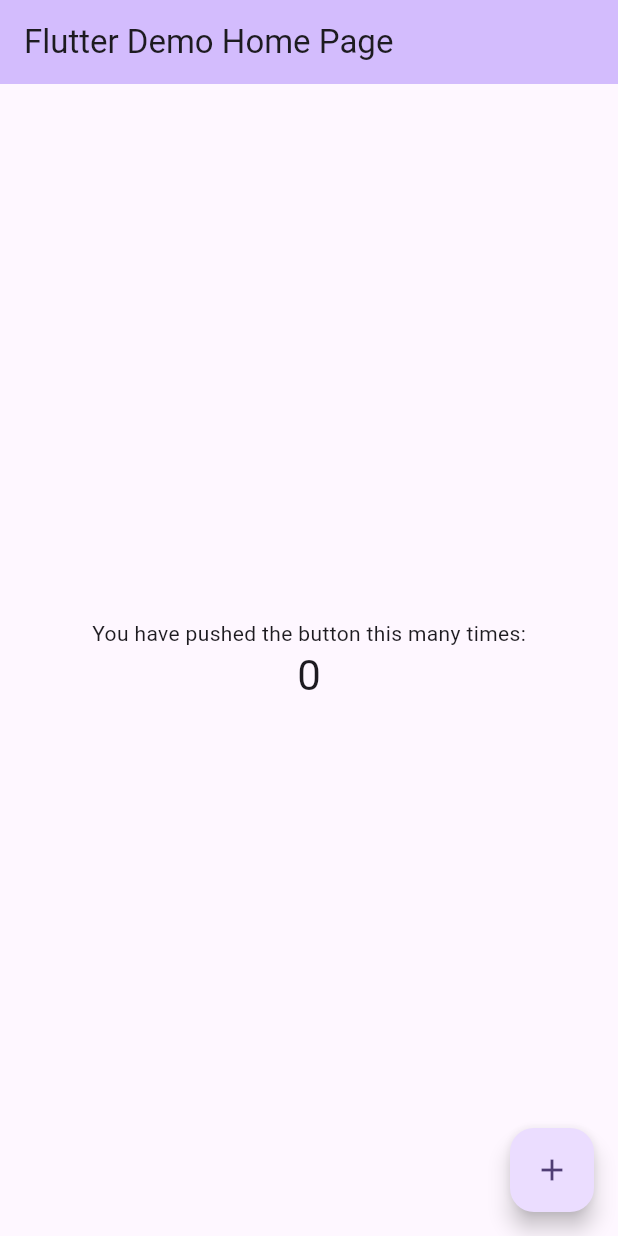
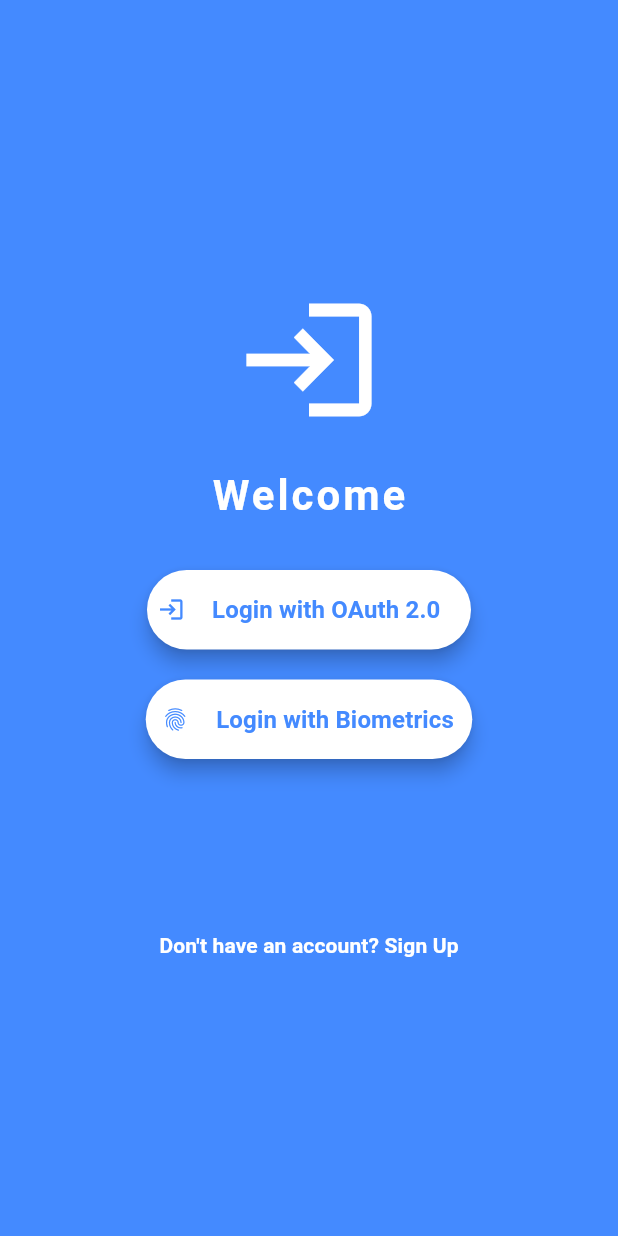
Before and after one commit to irshad800/LanaTask, a Flutter app: the screen it shows after launch, on a phone screen of 412 x 824 dp. Run offline on Flutter 3.47's test engine with Material 3 defaults, Android fonts, the phone set to English and light mode, and no system bars; our stand-ins replace email_validator, flutter_secure_storage, local_auth; missing offline and left inert: encrypt.

Commit message:
add SecureAuthentication (OAuth 2.0),SecureStorage of Sensitive Data.,SecureNetwork Communication,nput Validation and Sanitization,biometric,rbac,DataEncryption (at Rest and in Transit)

```diff
--- a/lib/auth/login_screen.dart
+++ b/lib/auth/login_screen.dart
@@ -0,0 +1,204 @@
+import 'package:flutter/material.dart';
+import 'package:flutter_secure_storage/flutter_secure_storage.dart';
+
+import '../biometric/biometric_auth.dart';
+import 'auth_service.dart';
+
+class LoginScreen extends StatefulWidget {
+  @override
+  _LoginScreenState createState() => _LoginScreenState();
+}
+
+class _LoginScreenState extends State<LoginScreen> {
+  final AuthService _authService = AuthService();
+  final _secureStorage = FlutterSecureStorage();
+  bool _isLoading = false;
+  final BiometricAuth _biometricAuth = BiometricAuth();
+
+  @override
+  Widget build(BuildContext context) {
+    return Scaffold(
+      backgroundColor: Colors.blueAccent,
+      body: SafeArea(
+        child: SingleChildScrollView(
+          child: Column(
+            mainAxisAlignment: MainAxisAlignment.center,
+            crossAxisAlignment: CrossAxisAlignment.center,
+            children: [
+              // Logo or App Title
+              Padding(
+                padding: const EdgeInsets.only(top: 190.0),
+                child: Icon(
+                  Icons.login,
+                  size: 100,
+                  color: Colors.white,
+                ),
+              ),
+              SizedBox(height: 20),
+              // App Title
+              Center(
+                child: Text(
+                  'Welcome',
+                  style: TextStyle(
+                    fontSize: 28,
+                    fontWeight: FontWeight.bold,
+                    color: Colors.white,
+                    letterSpacing: 2,
+                  ),
+                ),
+              ),
+              SizedBox(height: 30),
+              // OAuth Login Button
+              Padding(
+                padding: const EdgeInsets.symmetric(horizontal: 40.0),
+                child: ElevatedButton(
+                  style: ElevatedButton.styleFrom(
+                    foregroundColor: Colors.blueAccent,
+                    backgroundColor: Colors.white, // Text color
+                    padding: EdgeInsets.symmetric(vertical: 15),
+                    shape: RoundedRectangleBorder(
+                      borderRadius:
+                          BorderRadius.circular(30), // Rounded corners
+                    ),
+                    elevation: 5, // Shadow
+                  ),
+                  onPressed: _authenticateWithOAuth,
+                  child: _isLoading
+                      ? CircularProgressIndicator(
+                          valueColor:
+                              AlwaysStoppedAnimation<Color>(Colors.blueAccent),
+                        )
+                      : Row(
+                          mainAxisSize: MainAxisSize.min,
+                          children: [
+                            Text("  "),
+                            Icon(Icons.login, color: Colors.blueAccent),
+                            SizedBox(width: 10),
+                            Text(
+                              '  Login with OAuth 2.0     ',
+                              style: TextStyle(
+                                fontSize: 16,
+                                fontWeight: FontWeight.w600,
+                                color: Colors.blueAccent,
+                              ),
+                            ),
+                          ],
+                        ),
+                ),
+              ),
+              SizedBox(height: 20),
+              // Biometric Authentication Button
+              Padding(
+                padding: const EdgeInsets.symmetric(horizontal: 40.0),
+                child: ElevatedButton(
+                  style: ElevatedButton.styleFrom(
+                    foregroundColor: Colors.blueAccent,
+                    backgroundColor: Colors.white,
+                    padding: EdgeInsets.symmetric(vertical: 15),
+                    shape: RoundedRectangleBorder(
+                      borderRadius: BorderRadius.circular(30),
+                    ),
+                    elevation: 5,
+                  ),
+                  onPressed: _authenticateWithBiometrics,
+                  child: Row(
+                    mainAxisSize: MainAxisSize.min,
+                    children: [
+                      Text("   "),
+                      Icon(Icons.fingerprint, color: Colors.blueAccent),
+                      SizedBox(width: 10),
+                      Text(
+                        '  Login with Biometrics   ',
+                        style: TextStyle(
+                          fontSize: 16,
+                          fontWeight: FontWeight.w600,
+                          color: Colors.blueAccent,
+                        ),
+                      ),
+                    ],
+                  ),
+                ),
+              ),
+              SizedBox(height: 100),
+              TextButton(
+                onPressed: () {},
+                child: Text(
+                  'Don\'t have an account? Sign Up',
+                  style: TextStyle(
+                    color: Colors.white,
+                    fontSize: 14,
+                    fontWeight: FontWeight.w600,
+                  ),
+                ),
+              ),
+            ],
+          ),
+        ),
+      ),
+    );
+  }
+
+  // Authenticate user using OAuth 2.0
+  Future<void> _authenticateWithOAuth() async {
+    setState(() {
+      _isLoading = true;
+    });
+
+    try {
+      // Authenticate and get the access token
+      var result = await _authService.authenticate();
+      if (result != null) {
+        ScaffoldMessenger.of(context).showSnackBar(
+          SnackBar(content: Text('Logged in successfully')),
+        );
+        // Navigate to the next screen
+        Navigator.pushReplacementNamed(context, '/home');
+      } else {
+        // Authentication failed
+        ScaffoldMessenger.of(context).showSnackBar(
+          SnackBar(content: Text('Login failed')),
+        );
+      }
+    } catch (e) {
+      ScaffoldMessenger.of(context).showSnackBar(
+        SnackBar(content: Text('Error during authentication: $e')),
+      );
+    } finally {
+      setState(() {
+        _isLoading = false;
+      });
+    }
+  }
+
+  // Authenticate using Biometric Authentication
+  Future<void> _authenticateWithBiometrics() async {
+    setState(() {
+      _isLoading = true;
+    });
+
+    try {
+      bool isAuthenticated = await _biometricAuth.authenticate();
+      if (isAuthenticated) {
+        // Successfully authenticated with biometrics
+        ScaffoldMessenger.of(context).showSnackBar(
+          SnackBar(content: Text('Biometric authentication successful')),
+        );
+
+        Navigator.pushReplacementNamed(context, '/home');
+      } else {
+        // Authentication failed
+        ScaffoldMessenger.of(context).showSnackBar(
+          SnackBar(content: Text('Biometric authentication failed')),
+        );
+      }
+    } catch (e) {
+      ScaffoldMessenger.of(context).showSnackBar(
+        SnackBar(content: Text('Error during biometric authentication: $e')),
+      );
+    } finally {
+      setState(() {
+        _isLoading = false;
+      });
+    }
+  }
+}
--- a/lib/main.dart
+++ b/lib/main.dart
@@ -1,125 +1,25 @@
 import 'package:flutter/material.dart';
 
+import 'auth/login_screen.dart';
+import 'home_screen.dart'; // Make sure to import HomeScreen
+
 void main() {
-  runApp(const MyApp());
+  runApp(MyApp());
 }
 
 class MyApp extends StatelessWidget {
-  const MyApp({super.key});
-
-  // This widget is the root of your application.
   @override
   Widget build(BuildContext context) {
     return MaterialApp(
-      title: 'Flutter Demo',
+      title: 'Secure Authentication App',
       theme: ThemeData(
-        // This is the theme of your application.
-        //
-        // TRY THIS: Try running your application with "flutter run". You'll see
-        // the application has a purple toolbar. Then, without quitting the app,
-        // try changing the seedColor in the colorScheme below to Colors.green
-        // and then invoke "hot reload" (save your changes or press the "hot
-        // reload" button in a Flutter-supported IDE, or press "r" if you used
-        // the command line to start the app).
-        //
-        // Notice that the counter didn't reset back to zero; the application
-        // state is not lost during the reload. To reset the state, use hot
-        // restart instead.
-        //
-        // This works for code too, not just values: Most code changes can be
-        // tested with just a hot reload.
-        colorScheme: ColorScheme.fromSeed(seedColor: Colors.deepPurple),
-        useMaterial3: true,
+        primarySwatch: Colors.blue,
       ),
-      home: const MyHomePage(title: 'Flutter Demo Home Page'),
+      initialRoute: '/',
+      routes: {
+        '/': (context) => LoginScreen(),
+        '/home': (context) => HomeScreen(),
+      },
     );
   }
 }
-
-class MyHomePage extends StatefulWidget {
-  const MyHomePage({super.key, required this.title});
-
-  // This widget is the home page of your application. It is stateful, meaning
-  // that it has a State object (defined below) that contains fields that affect
-  // how it looks.
-
-  // This class is the configuration for the state. It holds the values (in this
-  // case the title) provided by the parent (in this case the App widget) and
-  // used by the build method of the State. Fields in a Widget subclass are
-  // always marked "final".
-
-  final String title;
-
-  @override
-  State<MyHomePage> createState() => _MyHomePageState();
-}
-
-class _MyHomePageState extends State<MyHomePage> {
-  int _counter = 0;
-
-  void _incrementCounter() {
-    setState(() {
-      // This call to setState tells the Flutter framework that something has
-      // changed in this State, which causes it to rerun the build method below
-      // so that the display can reflect the updated values. If we changed
-      // _counter without calling setState(), then the build method would not be
-      // called again, and so nothing would appear to happen.
-      _counter++;
-    });
-  }
-
-  @override
-  Widget build(BuildContext context) {
-    // This method is rerun every time setState is called, for instance as done
-    // by the _incrementCounter method above.
-    //
-    // The Flutter framework has been optimized to make rerunning build methods
-    // fast, so that you can just rebuild anything that needs updating rather
-    // than having to individually change instances of widgets.
-    return Scaffold(
-      appBar: AppBar(
-        // TRY THIS: Try changing the color here to a specific color (to
-        // Colors.amber, perhaps?) and trigger a hot reload to see the AppBar
-        // change color while the other colors stay the same.
-        backgroundColor: Theme.of(context).colorScheme.inversePrimary,
-        // Here we take the value from the MyHomePage object that was created by
-        // the App.build method, and use it to set our appbar title.
-        title: Text(widget.title),
-      ),
-      body: Center(
-        // Center is a layout widget. It takes a single child and positions it
-        // in the middle of the parent.
-        child: Column(
-          // Column is also a layout widget. It takes a list of children and
-          // arranges them vertically. By default, it sizes itself to fit its
-          // children horizontally, and tries to be as tall as its parent.
-          //
-          // Column has various properties to control how it sizes itself and
-          // how it positions its children. Here we use mainAxisAlignment to
-          // center the children vertically; the main axis here is the vertical
-          // axis because Columns are vertical (the cross axis would be
-          // horizontal).
-          //
-          // TRY THIS: Invoke "debug painting" (choose the "Toggle Debug Paint"
-          // action in the IDE, or press "p" in the console), to see the
-          // wireframe for each widget.
-          mainAxisAlignment: MainAxisAlignment.center,
-          children: <Widget>[
-            const Text(
-              'You have pushed the button this many times:',
-            ),
-            Text(
-              '$_counter',
-              style: Theme.of(context).textTheme.headlineMedium,
-            ),
-          ],
-        ),
-      ),
-      floatingActionButton: FloatingActionButton(
-        onPressed: _incrementCounter,
-        tooltip: 'Increment',
-        child: const Icon(Icons.add),
-      ), // This trailing comma makes auto-formatting nicer for build methods.
-    );
-  }
-}
--- /dev/null
+++ b/lib/utils/constants.dart
@@ -0,0 +1,5 @@
+class Constants {
+  static const String apiBaseUrl = 'https://api.example.com/';
+  static const String authTokenKey = 'auth_token';
+  static const String refreshTokenKey = 'refresh_token';
+}
```
Also changed, not shown: lib/auth/auth_service.dart (+96 -0 lines), lib/biometric/biometric_auth.dart (added, +31 -0 lines), lib/encryption/encryption_service.dart (added, +18 -0 lines), lib/home_screen.dart (added, +56 -0 lines), lib/network/api_client.dart (added, +15 -0 lines), lib/network/network_service.dart (added, +17 -0 lines), lib/rbac/role_based_access.dart (added, +13 -0 lines), lib/secure_storage/secure_storage.dart (added, +17 -0 lines), lib/validation/input_validation.dart (added, +23 -0 lines), pubspec.yaml (+13 -2 lines), lib/utils/network_client.dart (deleted), lib/utils/secure_storage.dart (deleted), pubspec.lock, 12 other files.
